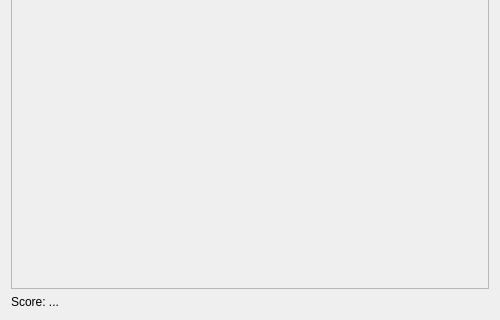
Old version of the form Tools/ToolTestQuestion/qttestquestionmaindialog.ui in the repository richelbilderbeek/ProjectRichelBilderbeek; both pictures show x 0 to 500 and y 287 to 607 of the 500 by 607 pixel window.
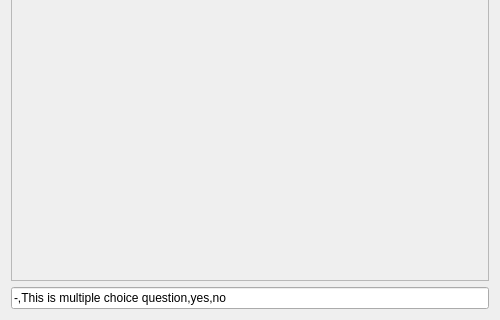
New version of the form. Icons and pictures are not drawn.

What changed in the file:
```diff
--- a/Tools/ToolTestQuestion/qttestquestionmaindialog.ui
+++ b/Tools/ToolTestQuestion/qttestquestionmaindialog.ui
@@ -29,7 +29,7 @@
         <x>0</x>
         <y>0</y>
         <width>480</width>
-        <height>564</height>
+        <height>558</height>
        </rect>
       </property>
       <layout class="QVBoxLayout" name="verticalLayout_3">
@@ -41,9 +41,9 @@
     </widget>
    </item>
    <item>
-    <widget class="QLabel" name="label_score">
+    <widget class="QLineEdit" name="edit_question">
      <property name="text">
-      <string>Score: ...</string>
+      <string>-,This is multiple choice question,yes,no</string>
      </property>
     </widget>
    </item>
```
Left out of the diff: 8 changed lines with no effect on the pictures.
